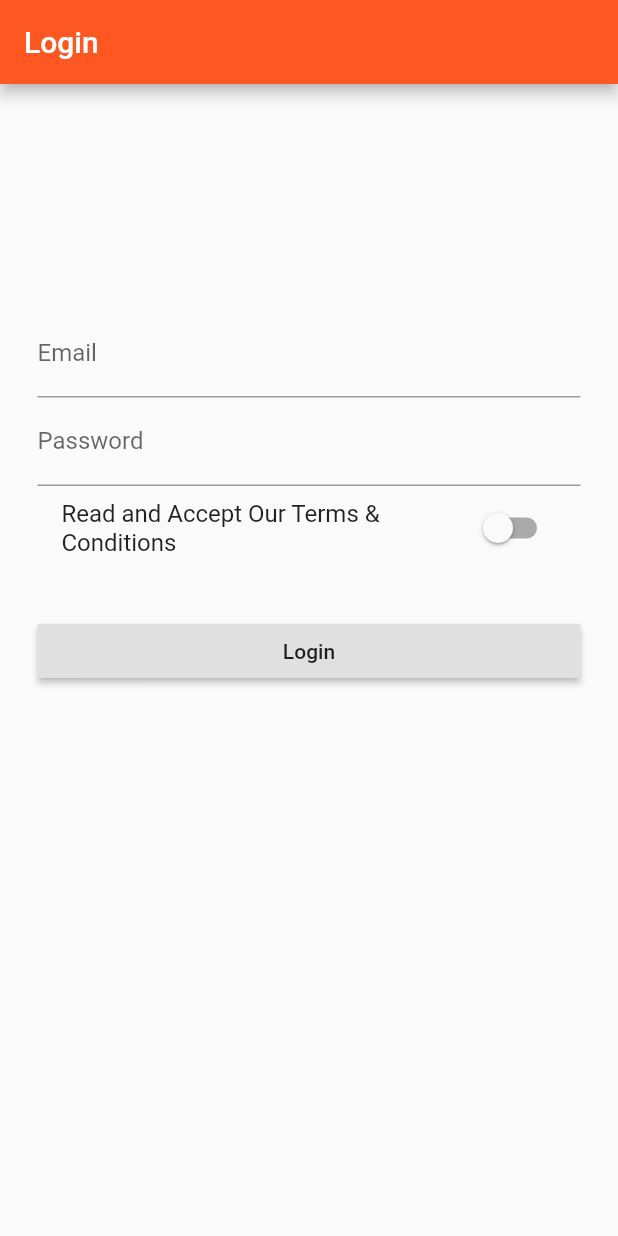
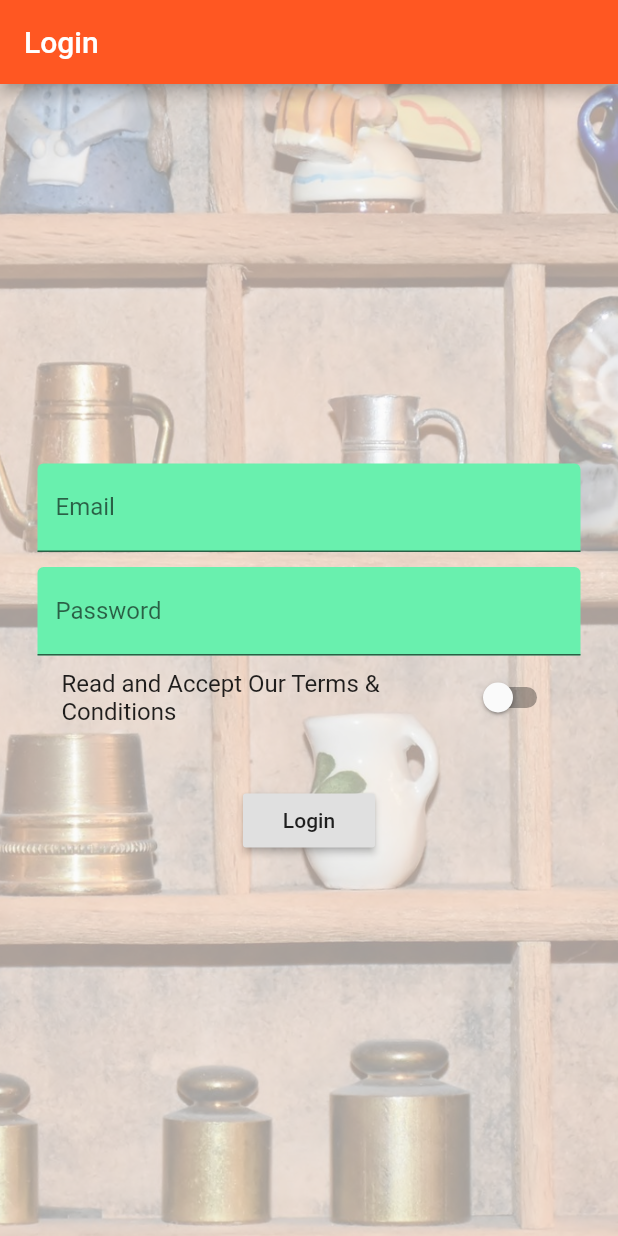
Before and after one commit to jsuryahyd/first-flutter-app, a Flutter app: the screen it shows after launch, on a phone screen of 412 x 824 dp. Run offline on Flutter 3.47's test engine with Material 2 defaults, Android fonts, the phone set to English and light mode, and no system bars.

```diff
--- a/lib/main.dart
+++ b/lib/main.dart
@@ -23,10 +23,10 @@ class MyApp extends StatefulWidget {
 
 class MyAppState extends State<MyApp> {
   List<Map<String,dynamic>> _items = [
-    {'name': 'Sweet', 'img': 'assets/images/sweet.jpg','price':200.0},
-    {'name': 'Chutney', 'img': 'assets/images/chutney.jpg','price':35.0},
-    {'name': 'Pickle', 'img': 'assets/images/pickle.jpg','price':80.0},
-    {'name': 'Fry curry', 'img': 'assets/images/fryCurry.jpg','price':40.0}
+    {'name': 'Sweet', 'img': 'assets/images/sweet.jpg','price':200.0,'description':'delicious this product have it.'},
+    {'name': 'Chutney', 'img': 'assets/images/chutney.jpg','price':35.0,'description':'delicious this product have it.'},
+    {'name': 'Pickle', 'img': 'assets/images/pickle.jpg','price':80.0,'description':'delicious this product have it.'},
+    {'name': 'Fry curry', 'img': 'assets/images/fryCurry.jpg','price':40.0,'description':'delicious this product have it.'}
   ];
 
   @override //overrides the build method of StatelessWidget class
--- a/lib/pages/authPage.dart
+++ b/lib/pages/authPage.dart
@@ -1,5 +1,4 @@
 import 'package:flutter/material.dart';
-
 
 class AuthPage extends StatefulWidget {
   @override
@@ -9,9 +8,9 @@ class AuthPage extends StatefulWidget {
   }
 }
 
-class AuthPageState extends State<AuthPage>{
+class AuthPageState extends State<AuthPage> {
   String _emailInput = '';
-  String _pwdInput ='';
+  String _pwdInput = '';
   bool _acceptTerms = false;
   Widget build(BuildContext context) {
     return Scaffold(
@@ -19,39 +18,67 @@ class AuthPageState extends State<AuthPage>{
         title: Text('Login'),
         // backgroundColor: Theme.of(context).canvasColor,
       ),
-      body: Container(margin:EdgeInsets.fromLTRB(25.0, 150.0, 25.0, 25.0),child:ListView(children: <Widget>[
+      body: Container(
+        decoration: BoxDecoration(
+            image: DecorationImage(
+                image: AssetImage('assets/images/background.jpg'),
+                fit: BoxFit.cover,
+                colorFilter:
+                    ColorFilter.mode(Colors.black38, BlendMode.dstATop))),
+        child: Center(
+          child: SingleChildScrollView(
+            padding: EdgeInsets.symmetric(horizontal: 25.0),
+            child: Column(
+              children: <Widget>[
                 TextField(
                   keyboardType: TextInputType.emailAddress,
-          onChanged: (String emailInput)=>
-            setState((){
-              _emailInput =  emailInput;
+                  onChanged: (String emailInput) => setState(() {
+                        _emailInput = emailInput;
                       }),
-            decoration: InputDecoration(labelText: 'Email'),
+                  decoration: InputDecoration(
+                      labelText: 'Email',
+                      filled: true,
+                      fillColor: Theme.of(context).accentColor),
+                ),
+                SizedBox(
+                  height: 10.0,
                 ),
                 TextField(
-          obscureText:true,
-          onChanged: (String pwdInput)=>
-            setState((){
-              _pwdInput =  pwdInput;
+                  obscureText: true,
+                  onChanged: (String pwdInput) => setState(() {
+                        _pwdInput = pwdInput;
                       }),
-            decoration: InputDecoration(labelText: 'Password'),
+                  decoration: InputDecoration(
+                      labelText: 'Password',
+                      filled: true,
+                      fillColor: Theme.of(context).accentColor),
                 ),
-        SwitchListTile(value: _acceptTerms,onChanged: (bool isSwitched){
+                SwitchListTile(
+                  value: _acceptTerms,
+                  onChanged: (bool isSwitched) {
                     setState(() {
                       _acceptTerms = isSwitched;
                     });
-        },title:Text('Read and Accept Our Terms & Conditions'),),
-        SizedBox(height: 30.0,),
-
+                  },
+                  title: Text('Read and Accept Our Terms & Conditions'),
+                ),
+                SizedBox(
+                  height: 30.0,
+                ),
                 RaisedButton(
-        onPressed: (){
-          if(_emailInput != '' && _pwdInput != '' && _acceptTerms){
-          Navigator.pushReplacementNamed(context,'ProductsPage');
+                    onPressed: () {
+                      if (_emailInput != '' &&
+                          _pwdInput != '' &&
+                          _acceptTerms) {
+                        Navigator.pushReplacementNamed(context, 'ProductsPage');
                       }
                     },
-        child:Text('Login')
-      )
-      ],),),
+                    child: Text('Login'))
+              ],
+            ),
+          ),
+        ),
+      ),
     );
   }
 }
```
Also changed, not shown: lib/Products.dart (deleted, +0 -48 lines), lib/ProductsService.dart (deleted, +0 -17 lines), lib/childWidgets/ProductsListItem.dart (added, +66 -0 lines), lib/pages/ProductPage.dart (+27 -28 lines), lib/pages/ProductsListPage.dart (+8 -2 lines), assets/images/background.jpg (added). Lines whose indentation alone changed are shown as unchanged.
